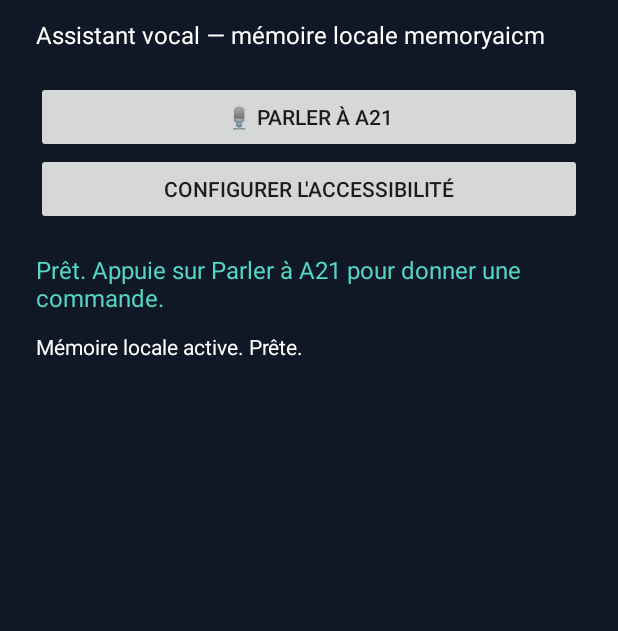
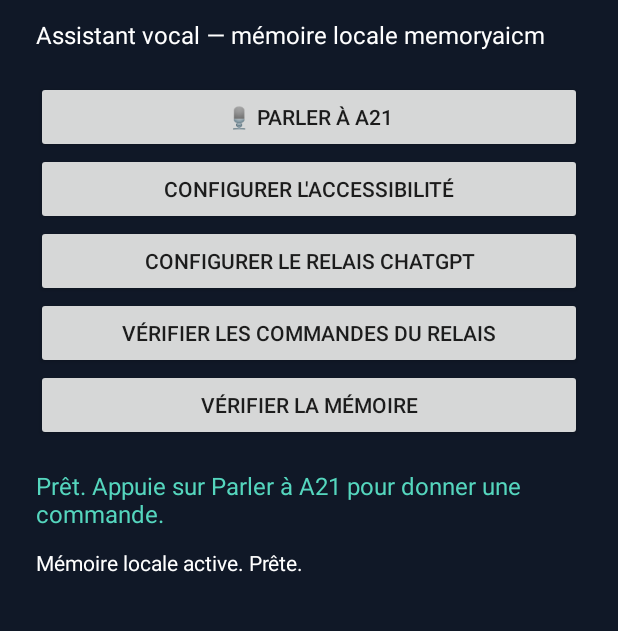
Before and after one commit to GotoRyugen/A21_assistant, an Android app: the screen it shows after launch (MainActivity), on a phone screen of 412 x 824 dp, the part 117-748 px from its top. Run offline under Robolectric (Android 15) with nearby library versions, the phone set to English and light mode, and no system bars; libraries missing offline, so code that uses them is left out: com.chaquo.python; 4 statements that could not run were skipped.

Commit message:
Corriger les retours à la ligne des boutons du relais

```diff
--- a/app/src/main/java/fr/a21assistant/MainActivity.java
+++ b/app/src/main/java/fr/a21assistant/MainActivity.java
@@ -72,7 +72,17 @@ public class MainActivity extends Activity {
         accessibility.setOnClickListener(v ->
             startActivity(new Intent("android.settings.ACCESSIBILITY_SETTINGS")));
 
-        Button relayConfig = new Button(this);\n        relayConfig.setText("Configurer le relais ChatGPT");\n        layout.addView(relayConfig);\n        relayConfig.setOnClickListener(v -> configureRelay());\n\n        Button relayPoll = new Button(this);\n        relayPoll.setText("Vérifier les commandes du relais");\n        layout.addView(relayPoll);\n        relayPoll.setOnClickListener(v -> pollRelay());\n\n        Button memory = new Button(this);
+        Button relayConfig = new Button(this);
+        relayConfig.setText("Configurer le relais ChatGPT");
+        layout.addView(relayConfig);
+        relayConfig.setOnClickListener(v -> configureRelay());
+
+        Button relayPoll = new Button(this);
+        relayPoll.setText("Vérifier les commandes du relais");
+        layout.addView(relayPoll);
+        relayPoll.setOnClickListener(v -> pollRelay());
+
+        Button memory = new Button(this);
         memory.setText("Vérifier la mémoire");
         layout.addView(memory);
         memory.setOnClickListener(v -> refreshMemoryStatus());
```
